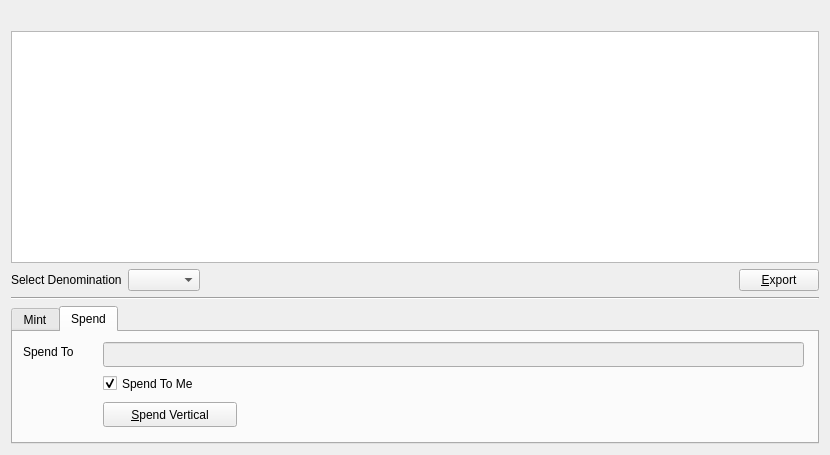
verticalcoin/verticalcoin, file src/qt/forms/zerocoinpage.ui: the form before one commit.
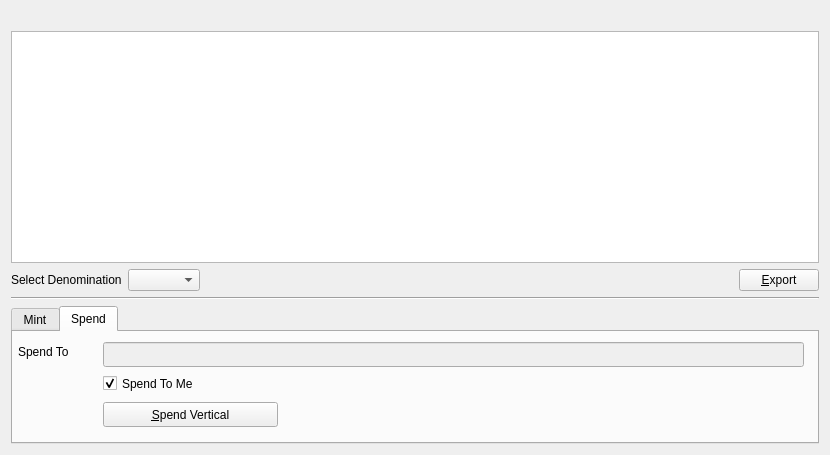
The form after the commit. Icons and pictures are not drawn.

Commit message: fixed width of zerocoin buttons

Diff of the .ui file:
```diff
--- a/src/qt/forms/zerocoinpage.ui
+++ b/src/qt/forms/zerocoinpage.ui
@@ -162,7 +162,7 @@
                 <widget class="QLabel" name="label">
                   <property name="geometry">
                     <rect>
-                      <x>10</x>
+                      <x>5</x>
                       <y>10</y>
                       <width>812</width>
                       <height>20</height>
@@ -177,7 +177,7 @@
                     <rect>
                       <x>90</x>
                       <y>70</y>
-                      <width>134</width>
+                      <width>175</width>
                       <height>25</height>
                     </rect>
                   </property>
```
Left out of the diff: 4 changed lines with no effect on the pictures.
